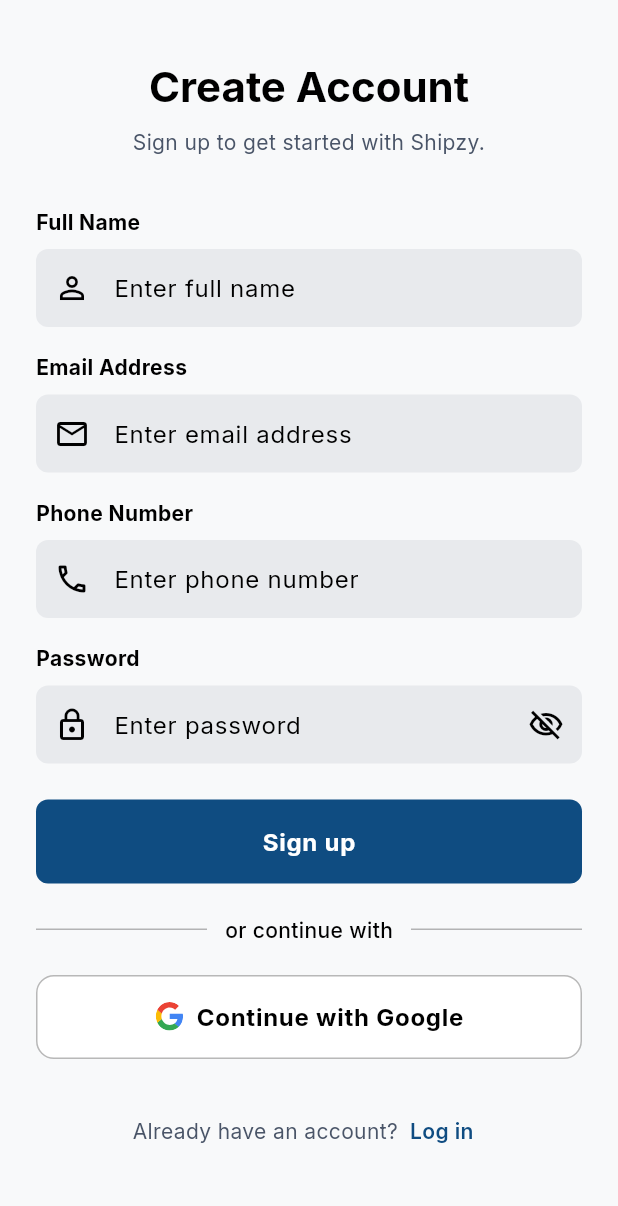
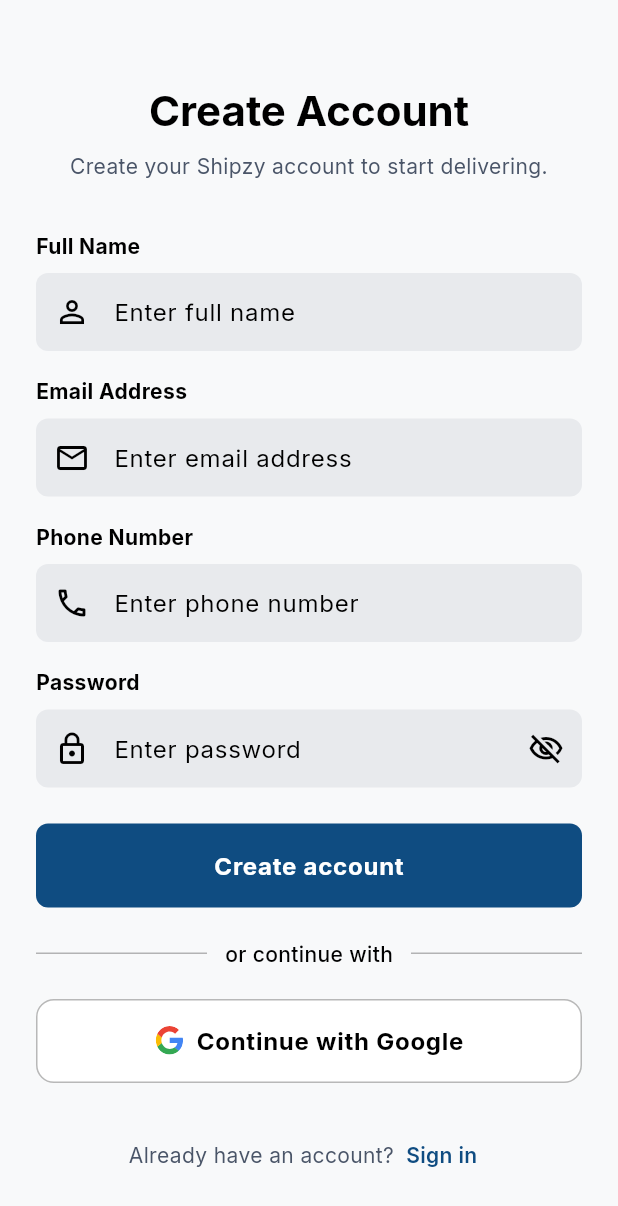
Before and after one commit to arshnirmal/Shipzy, a Flutter app: the RegisterScreen screen opened by its route, on a phone screen of 412 x 824 dp. Shown: the top 1206 px of the screen. Run offline on Flutter 3.47's test engine with Material 3 defaults, Android fonts, the phone set to English and light mode, and no system bars; our stand-ins replace device_info_plus, dio, firebase_auth, firebase_core, flutter_dotenv, flutter_riverpod and 14 more; missing offline and left inert: mapbox_maps_flutter; accounts and stored records are empty; generated files the repository leaves out were written again.

Commit message:
refactor(auth): standardize spacing constants and update layout in login and register screens

```diff
--- a/apps/driver/lib/screens/auth/login_screen.dart
+++ b/apps/driver/lib/screens/auth/login_screen.dart
@@ -9,6 +9,13 @@
 import '../../utils/logger.dart';
 import '../../utils/snackbar_utils.dart';
 import 'widgets/auth_widgets.dart';
+
+const double _kHorizontalPadding = 24;
+const double _kTopSpacing = 56;
+const double _kSectionSpacing = 32;
+const double _kFieldSpacing = 16;
+const double _kBlockSpacing = 24;
+const double _kDividerSpacing = 20;
 
 class LoginScreen extends ConsumerStatefulWidget {
   const LoginScreen({super.key});
@@ -115,12 +122,12 @@
       backgroundColor: theme.scaffoldBackgroundColor,
       body: SafeArea(
         child: SingleChildScrollView(
-          padding: const EdgeInsets.symmetric(horizontal: 24).copyWith(bottom: 24),
+          padding: const EdgeInsets.symmetric(horizontal: _kHorizontalPadding).copyWith(bottom: _kBlockSpacing),
           child: Form(
             key: _formKey,
             child: Column(
               children: [
-                const SizedBox(height: 56),
+                const SizedBox(height: _kTopSpacing),
                 Text(
                   'Welcome Back',
                   style: theme.textTheme.headlineMedium?.copyWith(color: theme.colorScheme.onSurface, fontWeight: FontWeight.w700),
@@ -128,7 +135,7 @@
                 ),
                 const SizedBox(height: 8),
                 Text('Log in to your Shipzy account to continue.', style: theme.textTheme.bodyMedium, textAlign: TextAlign.center),
-                const SizedBox(height: 32),
+                const SizedBox(height: _kSectionSpacing),
                 AuthTextField(
                   controller: _emailController,
                   label: 'Email Address',
@@ -139,7 +146,7 @@
                   enabled: !_isLoading,
                   validator: AuthValidators.validateEmail,
                 ),
-                const SizedBox(height: 16),
+                const SizedBox(height: _kFieldSpacing),
                 AuthTextField(
                   controller: _passwordController,
                   label: 'Password',
@@ -173,18 +180,18 @@
                     ),
                   ),
                 ),
-                const SizedBox(height: 24),
-                AuthLoadingButton(isLoading: _isLoading, onPressed: _submit, text: 'Log in'),
-                const SizedBox(height: 20),
+                const SizedBox(height: _kBlockSpacing),
+                AuthLoadingButton(isLoading: _isLoading, onPressed: _submit, text: 'Sign in'),
+                const SizedBox(height: _kDividerSpacing),
                 const AuthDivider(text: 'or continue with'),
-                const SizedBox(height: 20),
+                const SizedBox(height: _kDividerSpacing),
                 SocialButton(
                   label: 'Continue with Google',
                   icon: SvgPicture.asset('assets/icons/Google.svg', width: 20, height: 20),
                   onPressed: _signInWithGoogle,
                   isLoading: _isGoogleSigningIn,
                 ),
-                const SizedBox(height: 24),
+                const SizedBox(height: _kBlockSpacing),
                 Row(
                   mainAxisAlignment: MainAxisAlignment.center,
                   children: [
@@ -193,7 +200,7 @@
                       onPressed: _isLoading ? null : () => context.push(AppRoutes.register),
                       style: TextButton.styleFrom(padding: const EdgeInsets.symmetric(horizontal: 8), minimumSize: Size.zero),
                       child: Text(
-                        'Create Account',
+                        'Create account',
                         style: theme.textTheme.bodyMedium?.copyWith(color: theme.colorScheme.primary, fontWeight: FontWeight.w600),
                       ),
                     ),
--- a/apps/driver/lib/screens/auth/register_screen.dart
+++ b/apps/driver/lib/screens/auth/register_screen.dart
@@ -9,6 +9,13 @@
 import '../../utils/logger.dart';
 import '../../utils/snackbar_utils.dart';
 import 'widgets/auth_widgets.dart';
+
+const double _kHorizontalPadding = 24;
+const double _kTopSpacing = 56;
+const double _kSectionSpacing = 32;
+const double _kFieldSpacing = 16;
+const double _kBlockSpacing = 24;
+const double _kDividerSpacing = 20;
 
 class RegisterScreen extends ConsumerStatefulWidget {
   const RegisterScreen({super.key});
@@ -128,20 +135,20 @@
       backgroundColor: theme.scaffoldBackgroundColor,
       body: SafeArea(
         child: SingleChildScrollView(
-          padding: const EdgeInsets.symmetric(horizontal: 24).copyWith(bottom: 24),
+          padding: const EdgeInsets.symmetric(horizontal: _kHorizontalPadding).copyWith(bottom: _kBlockSpacing),
           child: Form(
             key: _formKey,
             child: Column(
               children: [
-                const SizedBox(height: 40),
+                const SizedBox(height: _kTopSpacing),
                 Text(
                   'Create Account',
                   style: theme.textTheme.headlineMedium?.copyWith(color: theme.colorScheme.onSurface, fontWeight: FontWeight.w700),
                   textAlign: TextAlign.center,
                 ),
                 const SizedBox(height: 8),
-                Text('Sign up to get started with Shipzy.', style: theme.textTheme.bodyMedium, textAlign: TextAlign.center),
-                const SizedBox(height: 32),
+                Text('Create your Shipzy account to start delivering.', style: theme.textTheme.bodyMedium, textAlign: TextAlign.center),
+                const SizedBox(height: _kSectionSpacing),
                 AuthTextField(
                   controller: _fullNameController,
                   label: 'Full Name',
@@ -151,7 +158,7 @@
                   enabled: !_isLoading,
                   validator: AuthValidators.validateFullName,
                 ),
-                const SizedBox(height: 16),
+                const SizedBox(height: _kFieldSpacing),
                 AuthTextField(
                   controller: _emailController,
                   label: 'Email Address',
@@ -162,7 +169,7 @@
                   enabled: !_isLoading,
                   validator: AuthValidators.validateEmail,
                 ),
-                const SizedBox(height: 16),
+                const SizedBox(height: _kFieldSpacing),
                 AuthTextField(
                   controller: _phoneController,
                   label: 'Phone Number',
@@ -173,7 +180,7 @@
                   enabled: !_isLoading,
                   validator: AuthValidators.validatePhoneNumber,
                 ),
-                const SizedBox(height: 16),
+                const SizedBox(height: _kFieldSpacing),
                 AuthTextField(
                   controller: _passwordController,
                   label: 'Password',
@@ -189,18 +196,18 @@
                   enabled: !_isLoading,
                   validator: (value) => AuthValidators.validatePassword(value, minLength: 8),
                 ),
-                const SizedBox(height: 24),
-                AuthLoadingButton(isLoading: _isLoading, onPressed: _submit, text: 'Sign up'),
-                const SizedBox(height: 20),
+                const SizedBox(height: _kBlockSpacing),
+                AuthLoadingButton(isLoading: _isLoading, onPressed: _submit, text: 'Create account'),
+                const SizedBox(height: _kDividerSpacing),
                 const AuthDivider(text: 'or continue with'),
-                const SizedBox(height: 20),
+                const SizedBox(height: _kDividerSpacing),
                 SocialButton(
                   label: 'Continue with Google',
                   icon: SvgPicture.asset('assets/icons/Google.svg', width: 20, height: 20),
                   onPressed: _signInWithGoogle,
                   isLoading: _isGoogleSigningIn,
                 ),
-                const SizedBox(height: 24),
+                const SizedBox(height: _kBlockSpacing),
                 Row(
                   mainAxisAlignment: MainAxisAlignment.center,
                   children: [
@@ -209,7 +216,7 @@
                       onPressed: _isLoading ? null : () => context.pop(),
                       style: TextButton.styleFrom(padding: const EdgeInsets.symmetric(horizontal: 8), minimumSize: Size.zero),
                       child: Text(
-                        'Log in',
+                        'Sign in',
                         style: theme.textTheme.bodyMedium?.copyWith(color: theme.colorScheme.primary, fontWeight: FontWeight.w600),
                       ),
                     ),
--- a/apps/driver/lib/screens/onboarding/onboarding_screen.dart
+++ b/apps/driver/lib/screens/onboarding/onboarding_screen.dart
@@ -6,7 +6,7 @@
 
 const String _kHasSeenOnboarding = 'has_seen_onboarding';
 const String _kSkipLabel = 'Skip';
-const String _kNextLabel = 'Next';
+const String _kNextLabel = 'Continue';
 const String _kGetStartedLabel = 'Get Started';
 
 const double _kPageHorizontalPadding = 24;
```
